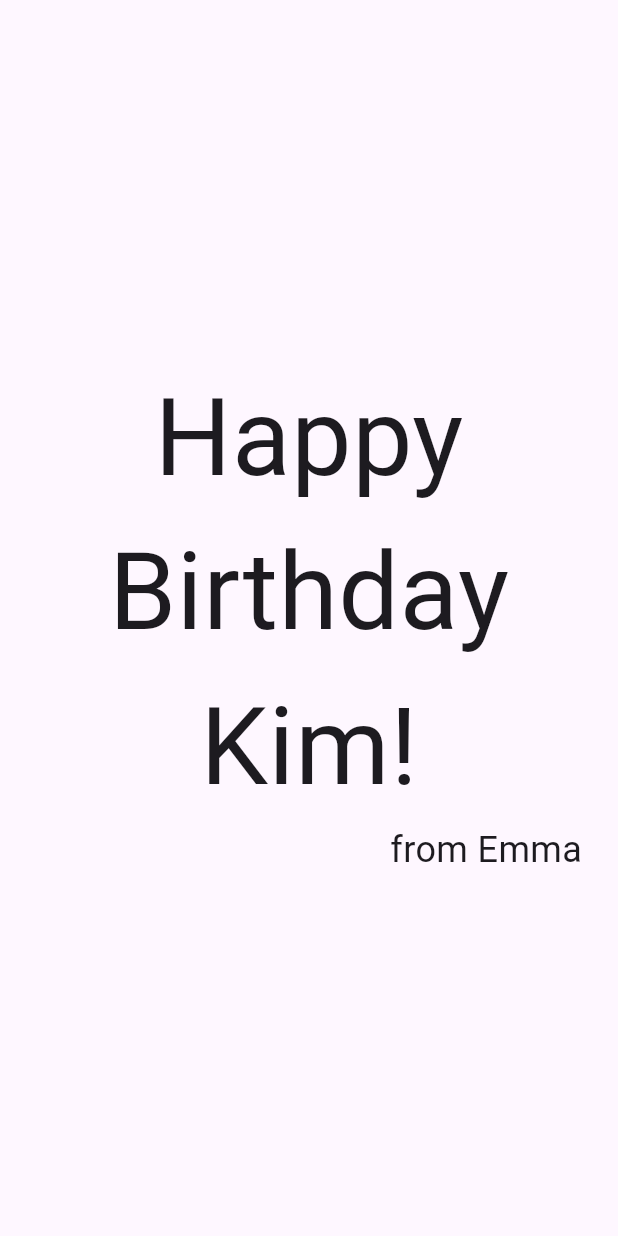
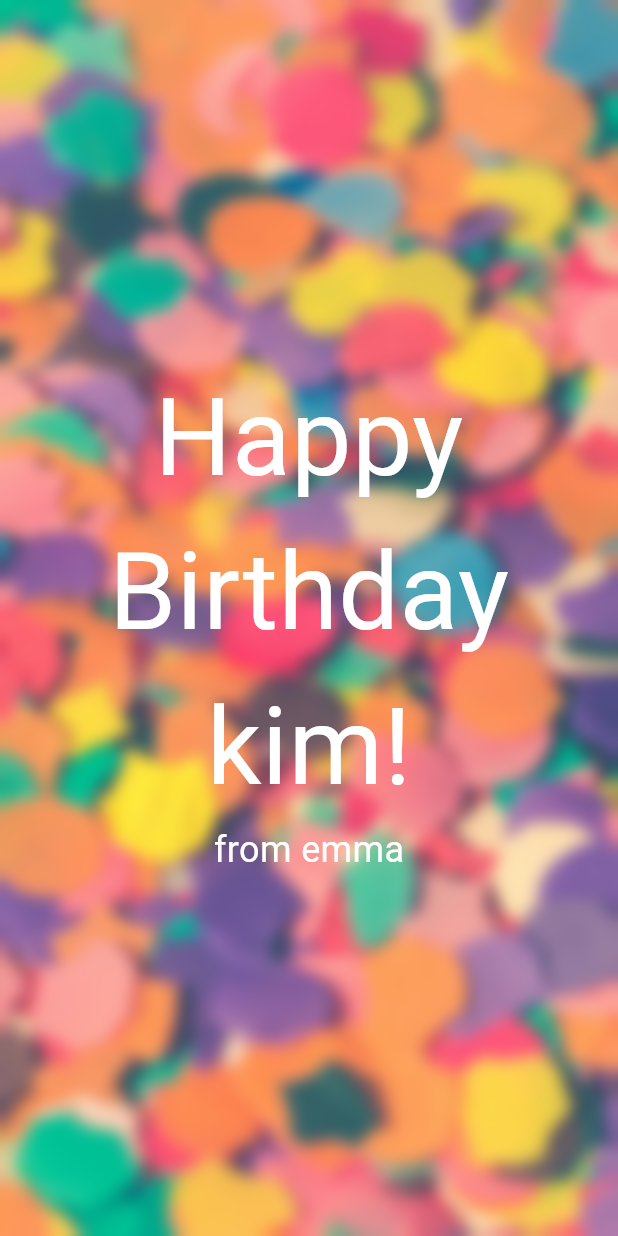
Before and after one commit to KimDonghyeok/flutter_birthday_card, a Flutter app: the screen it shows after launch, on a phone screen of 412 x 824 dp. Run offline on Flutter 3.47's test engine with Material 3 defaults, Android fonts, the phone set to English and light mode, and no system bars; our stand-ins replace lottie.

Commit message:
chore: 메인 함수 수정

```diff
--- a/lib/main.dart
+++ b/lib/main.dart
@@ -1,5 +1,5 @@
 import 'package:flutter/material.dart';
-import 'package:flutter_birthday_card/birthday_card.dart';
+import 'package:flutter_birthday_card/birthday_card_page_view.dart';
 
 void main() {
   runApp(const MyApp(name: "Kim"));
@@ -20,11 +20,8 @@ class MyApp extends StatelessWidget {
         colorScheme: ColorScheme.fromSeed(seedColor: Colors.deepPurple),
         useMaterial3: true,
       ),
-      home: const Scaffold(
-        body: BirthdayCard(
-          to: 'Kim',
-          from: 'Emma',
-        ),
+      home: Scaffold(
+        body: BirthdayCardPageView(),
       ),
     );
   }
```
